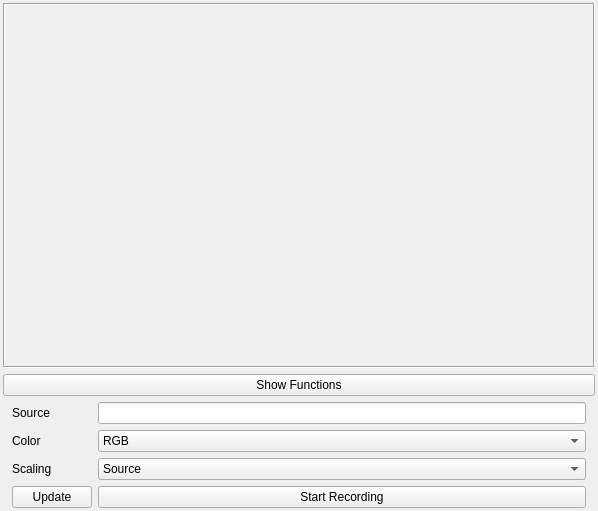
The window that src/designer/window_video.ui (marsinstituteSC/MissionControl) describes before a commit, drawn with Qt 5.
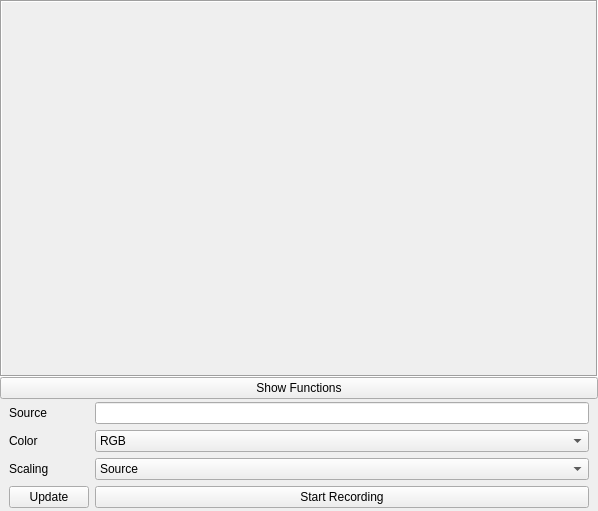
The same window after the commit.

Commit message:
- Temperature widget, mouseEvents in video, data propagation.
- Created the temperature widget and added it to the main window.
- Added mouse events for video windows to hide/show the filter button.
- Changed the main window data propagation to follow JSON specification.

Patch:
```diff
--- a/src/designer/window_video.ui
+++ b/src/designer/window_video.ui
@@ -13,28 +13,40 @@
   <property name="windowTitle">
    <string>Camera</string>
   </property>
+  <property name="toolButtonStyle">
+   <enum>Qt::ToolButtonIconOnly</enum>
+  </property>
+  <property name="tabShape">
+   <enum>QTabWidget::Rounded</enum>
+  </property>
   <widget class="QWidget" name="centralwidget">
    <layout class="QGridLayout" name="gridLayout" rowstretch="1,0,0">
     <property name="leftMargin">
-     <number>3</number>
+     <number>0</number>
     </property>
     <property name="topMargin">
-     <number>3</number>
+     <number>0</number>
     </property>
     <property name="rightMargin">
-     <number>3</number>
+     <number>0</number>
     </property>
     <property name="bottomMargin">
-     <number>3</number>
+     <number>0</number>
+    </property>
+    <property name="spacing">
+     <number>0</number>
     </property>
     <item row="2" column="0">
      <widget class="QFrame" name="groupFunctions">
       <layout class="QFormLayout" name="formLayout">
+       <property name="verticalSpacing">
+        <number>6</number>
+       </property>
        <property name="topMargin">
-        <number>0</number>
+        <number>3</number>
        </property>
        <property name="bottomMargin">
-        <number>0</number>
+        <number>3</number>
        </property>
        <item row="1" column="0">
         <widget class="QLabel" name="lbl1">
```
Left out of the diff: 3 changed lines with no effect on the pictures. The commit also changes 7 other files.
